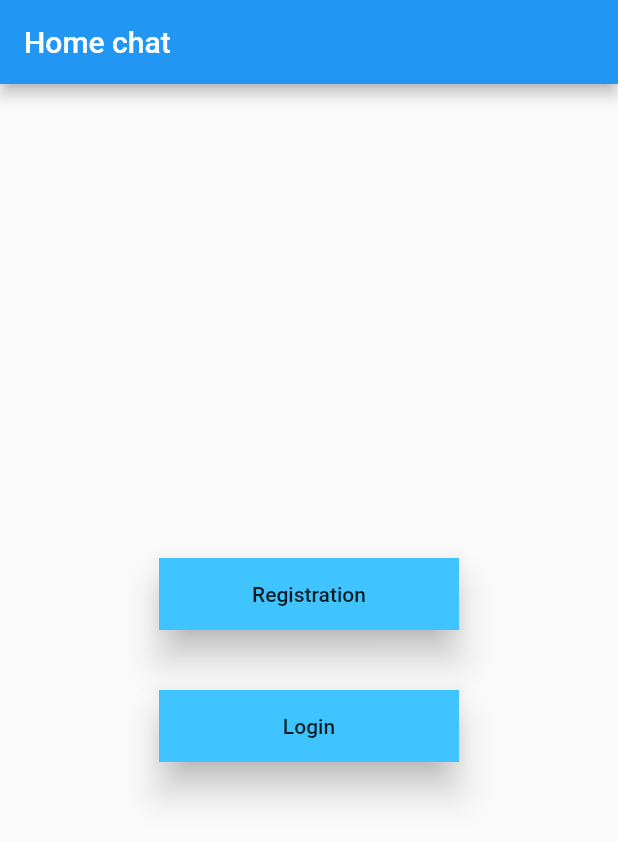
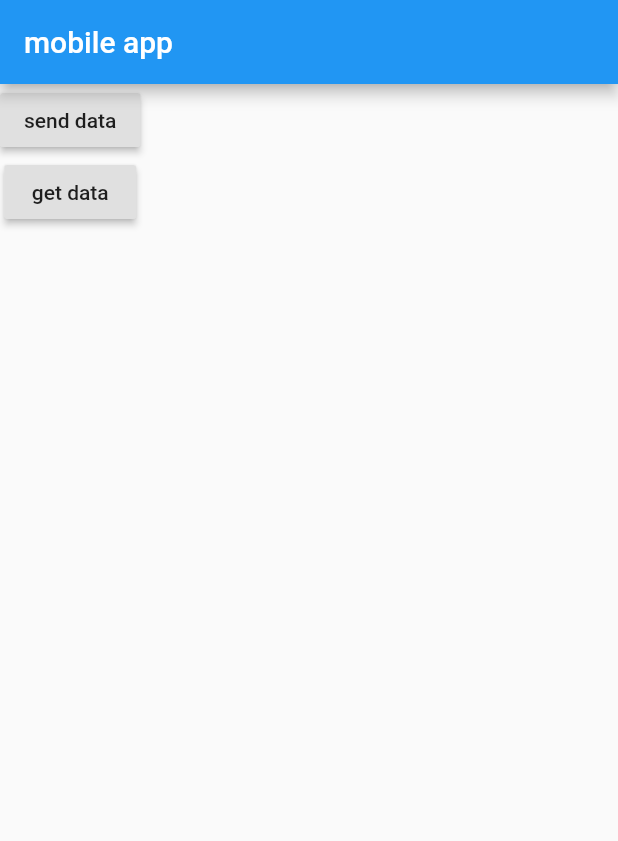
Before and after one commit to rushiil20/linuxworldtask3app, a Flutter app: the screen it shows after launch, on a phone screen of 412 x 824 dp. Shown: the top 841 px of the screen. Run offline on Flutter 3.47's test engine with Material 2 defaults, Android fonts, the phone set to English and light mode, and no system bars; our stand-ins replace cloud_firestore, firebase_core; accounts and stored records are empty.

Commit message:
first commit

```diff
--- a/lib/main.dart
+++ b/lib/main.dart
@@ -1,23 +1,73 @@
+import 'package:cloud_firestore/cloud_firestore.dart';
+import 'package:firebase_core/firebase_core.dart';
 import 'package:flutter/material.dart';
-import 'package:firebase_core/firebase_core.dart';
-import 'package:flutterchat_app/screens/home.dart';
-import 'package:flutterchat_app/screens/reg.dart';
-import 'package:flutterchat_app/screens/chat.dart';
-import 'package:flutterchat_app/screens/login.dart';
+import 'package:http/http.dart' as http;
 
-void main() async {
+void main() {
   WidgetsFlutterBinding.ensureInitialized();
-  await Firebase.initializeApp();
+  Firebase.initializeApp();
+  runApp(MyApp());
+}
 
-  runApp(
-    MaterialApp(
-      initialRoute: "home",
-      routes: {
-        "home": (context) => Myhome(),
-        "reg": (context) => MyReg(),
-        "login": (context) => Mylogin(),
-        "chat": (context) => Mychat(),
-      },
-    ),
+web() async {
+  var url = "http://10.0.2.15/cgi-bin/web.py?x=date";
+  var r = await http.get(url);
+  // var sc = r.statusCode;
+  var dat = r.body;
+  return dat;
+  // print(data);
+}
+
+/*mybody() {
+  return Column(
+    children: <Widget>[
+      RaisedButton(
+        onPressed: web,
+        child: Text('click for linux cmd'),
+      ),
+    ],
   );
+}*/
+
+class MyApp extends StatelessWidget {
+  var fsconnect = FirebaseFirestore.instance;
+
+  myget() async {
+    var d = await fsconnect.collection("students").get();
+
+    for (var i in d.docs) {
+      print(i.data());
+    }
+  }
+
+  @override
+  Widget build(BuildContext context) {
+    return MaterialApp(
+      home: Scaffold(
+        appBar: AppBar(
+          title: Text('mobile app'),
+        ),
+        body: Column(
+          children: <Widget>[
+            RaisedButton(
+              child: Text("send data"),
+              onPressed: () {
+                fsconnect.collection("students").add(
+                      web(),
+                    );
+                print("send....");
+              },
+            ),
+            RaisedButton(
+              child: Text('get data'),
+              onPressed: () {
+                myget();
+                print("get data . . .");
+              },
+            ),
+          ],
+        ),
+      ),
+    );
+  }
 }
--- a/lib/screens/home.dart
+++ /dev/null
@@ -1,53 +0,0 @@
-import 'package:flutter/material.dart';
-
-class Myhome extends StatefulWidget {
-  @override
-  _MyhomeState createState() => _MyhomeState();
-}
-
-class _MyhomeState extends State<Myhome> {
-  @override
-  Widget build(BuildContext context) {
-    return Scaffold(
-      appBar: AppBar(
-        title: Text('Home chat'),
-      ),
-      body: Center(
-        child: Container(
-          child: Column(
-            mainAxisAlignment: MainAxisAlignment.center,
-            children: <Widget>[
-              Material(
-                color: Colors.lightBlueAccent,
-                elevation: 10,
-                child: MaterialButton(
-                  height: 40,
-                  minWidth: 200,
-                  child: Text('Registration'),
-                  onPressed: () {
-                    Navigator.pushNamed(context, "reg");
-                  },
-                ),
-              ),
-              SizedBox(
-                height: 40,
-              ),
-              Material(
-                color: Colors.lightBlueAccent,
-                elevation: 10,
-                child: MaterialButton(
-                  height: 40,
-                  minWidth: 200,
-                  child: Text('Login'),
-                  onPressed: () {
-                    Navigator.pushNamed(context, "login");
-                  },
-                ),
-              )
-            ],
-          ),
-        ),
-      ),
-    );
-  }
-}
--- a/pubspec.yaml
+++ b/pubspec.yaml
@@ -32,6 +32,8 @@ dependencies:
   firebase_auth: ^0.18.0+1
   firebase_core: ^0.5.0
   modal_progress_hud: ^0.1.3
+  http: ^0.12.2
+  url_launcher: ^5.7.2
 dev_dependencies:
   flutter_test:
     sdk: flutter
```
Also changed, not shown: lib/screens/chat.dart (deleted, +0 -48 lines), lib/screens/login.dart (deleted, +0 -84 lines), lib/screens/reg.dart (deleted, +0 -88 lines), lib/screens/get.dart (added), pubspec.lock, 1 other file.
